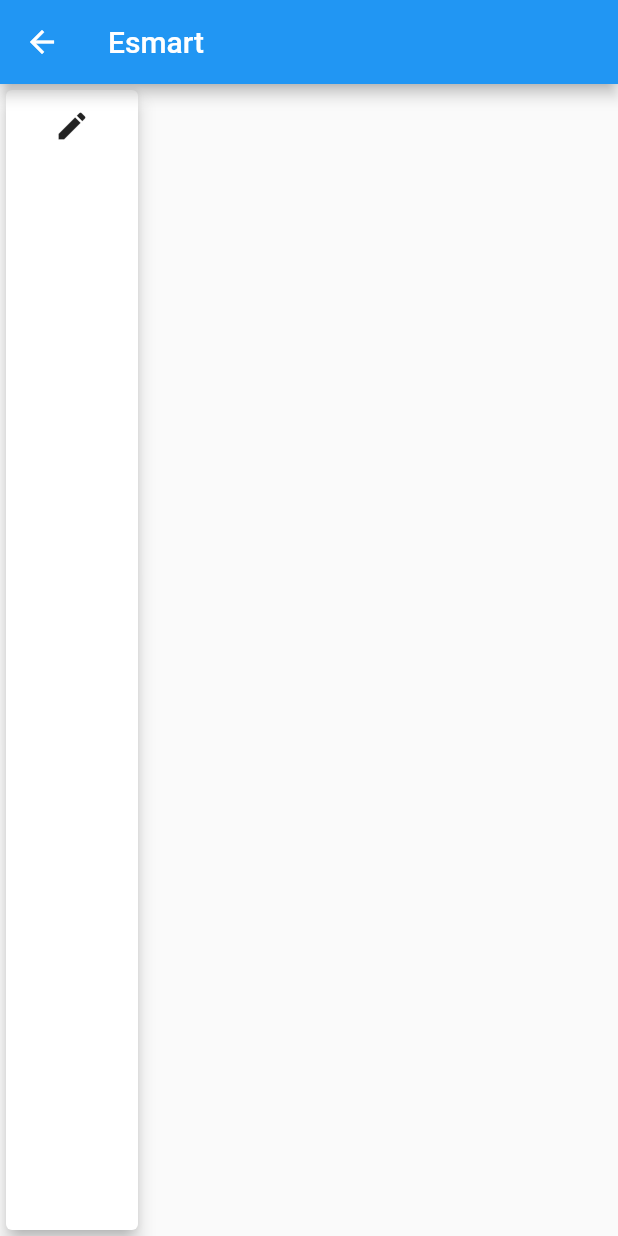
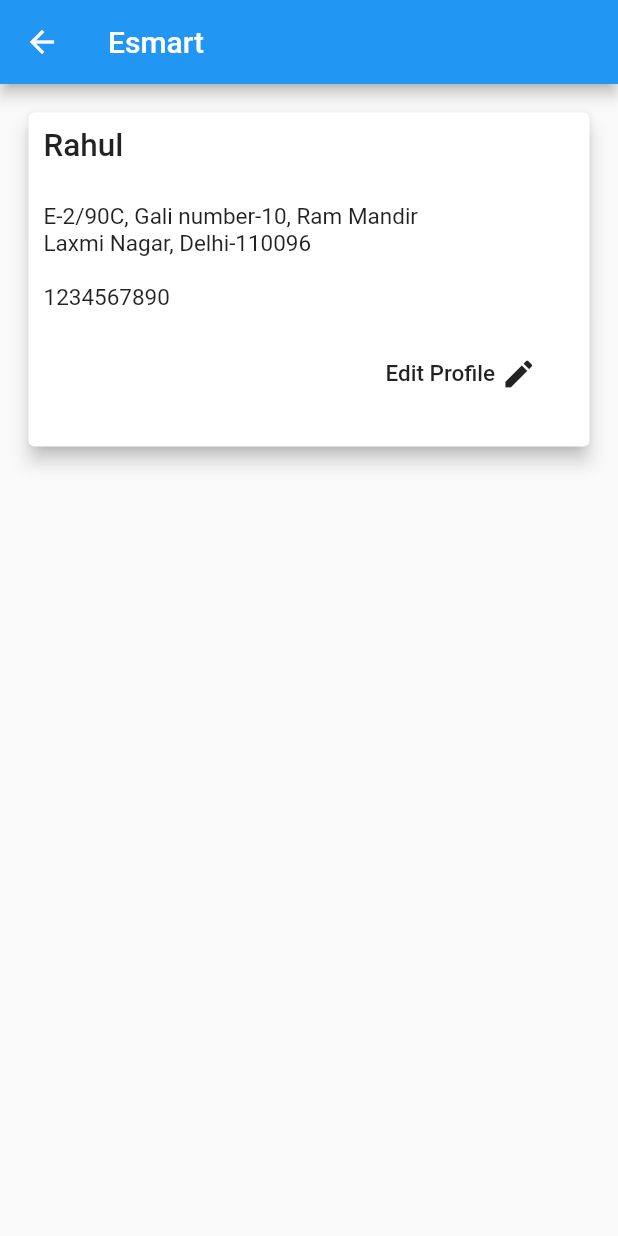
Before and after one commit to Karlsdevil9/E_Smart, a Flutter app: the MyAccount screen opened directly, on a phone screen of 412 x 824 dp. Run offline on Flutter 3.47's test engine with Material 2 defaults, Android fonts, the phone set to English and light mode, and no system bars.

Commit message:
Display account Details

```diff
--- a/lib/EditProfile.dart
+++ b/lib/EditProfile.dart
@@ -110,13 +110,11 @@ class EditProfile extends StatelessWidget {
               Container(
                 height: 50,
                 width: MediaQuery.of(context).size.width,
-                child: Expanded(
-                  child: RaisedButton(
-                    onPressed: () {},
-                    child: Text("Save Profile"),
-                  ),
+                child: RaisedButton(
+                  onPressed: () {},
+                  child: Text("Save Profile"),
                 ),
-              )
+              ),
             ],
           ),
         ),
--- a/lib/MyAccount.dart
+++ b/lib/MyAccount.dart
@@ -1,5 +1,16 @@
 import 'package:flutter/material.dart';
 import './EditProfile.dart';
+
+Map accDetails = {
+  'Name': "Rahul",
+  "House no": "E-2/90C",
+  'Road Name': "Gali number-10",
+  'City': 'Laxmi Nagar',
+  'State': "Delhi",
+  'Pincode': '110096',
+  'Landmark': 'Ram Mandir',
+  'Phone Number': '1234567890'
+};
 
 class MyAccount extends StatelessWidget {
   @override
@@ -8,19 +19,66 @@ class MyAccount extends StatelessWidget {
       appBar: AppBar(
         title: Text("Esmart"),
       ),
-      body: Card(
+      body: Container(
+        margin: EdgeInsets.all(15),
+        width: MediaQuery.of(context).size.width,
+        height: MediaQuery.of(context).size.height * 0.28,
+        child: Card(
           elevation: 5,
+          child: Container(
+            padding: EdgeInsets.all(10),
             child: Column(
+              crossAxisAlignment: CrossAxisAlignment.start,
               children: [
-            FlatButton(
+                Text(
+                  "${accDetails['Name']}\n",
+                  style: TextStyle(fontSize: 21, fontWeight: FontWeight.w500),
+                ),
+                Text(
+                  "${accDetails['House no']}" +
+                      ", ${accDetails['Road Name']}, " +
+                      "${accDetails['Landmark']}",
+                  style: TextStyle(
+                    fontSize: 15,
+                  ),
+                ),
+                Text(
+                    "${accDetails['City']}" +
+                        ", ${accDetails['State']}" +
+                        "-${accDetails['Pincode']}\n",
+                    style: TextStyle(
+                      fontSize: 15,
+                    )),
+                Text("${accDetails['Phone Number']}\n",
+                    style: TextStyle(
+                      fontSize: 15,
+                    )),
+                Align(
+                  alignment: Alignment.bottomRight,
+                  child: FlatButton(
                     onPressed: () {
                       Navigator.push(
                           context,
                           new MaterialPageRoute(
                               builder: (BuildContext ctx) => EditProfile()));
                     },
-                child: Icon(Icons.edit))
+                    child: Container(
+                      width: 110,
+                      child: Row(
+                        children: [
+                          Text(
+                            "Edit Profile ",
+                            style: TextStyle(fontSize: 15),
+                          ),
+                          Icon(Icons.edit)
                         ],
+                      ),
+                    ),
+                  ),
+                )
+              ],
+            ),
+          ),
         ),
       ),
     );
```
Lines whose indentation alone changed are shown as unchanged.
